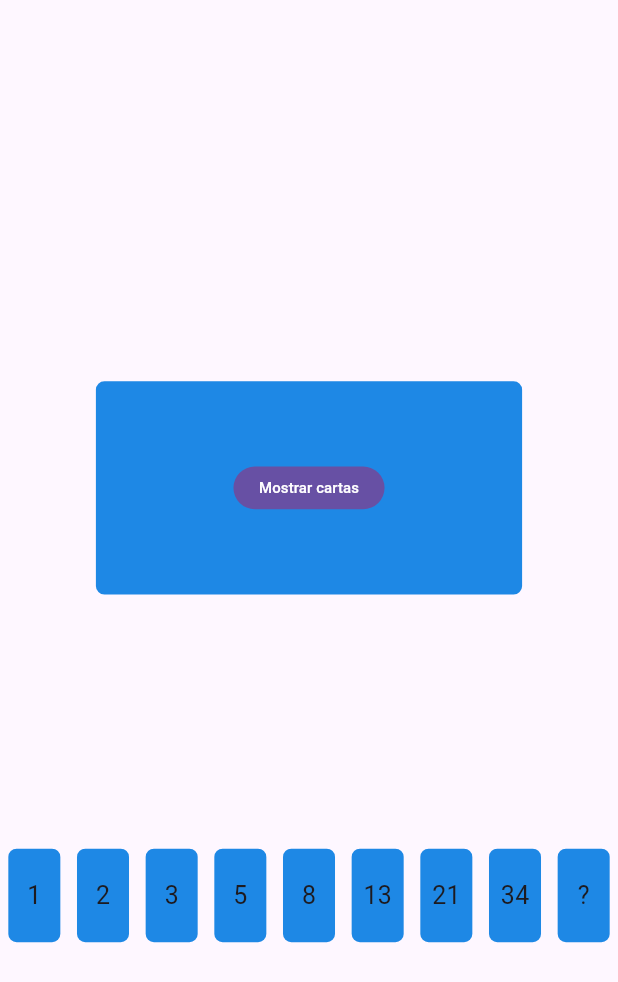
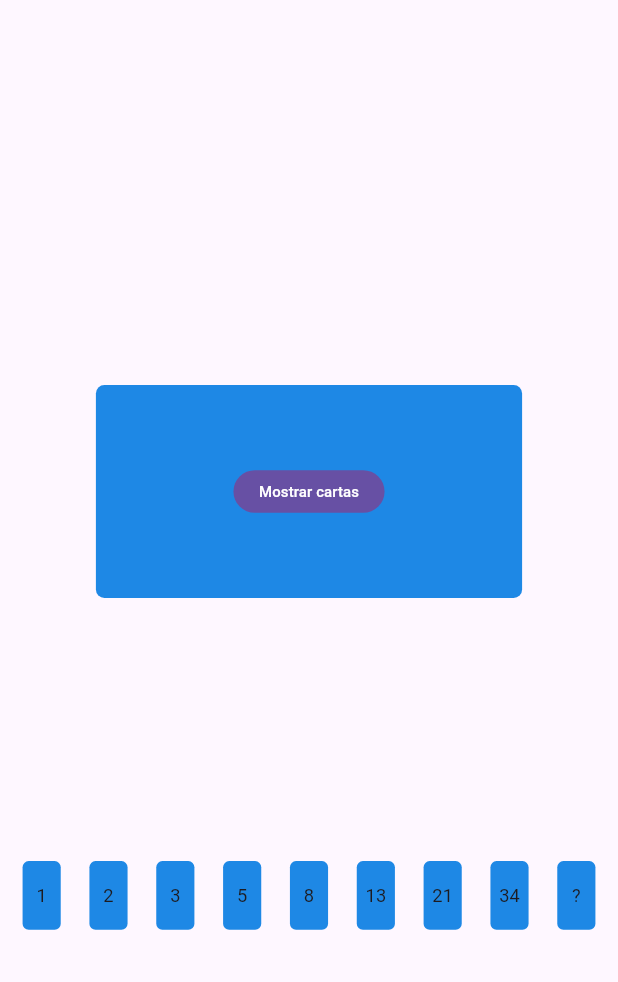
Before and after one commit to flutter-web-playground/planning_poker, a Flutter app: the screen it shows after launch, after a tap on "Procurar", on a phone screen of 412 x 824 dp. Shown: the top 982 px of the screen. Run offline on Flutter 3.47's test engine with Material 3 defaults, Android fonts, the phone set to English and light mode, and no system bars; our stand-ins replace firebase_auth, firebase_core, firebase_database; accounts and stored records are empty; network calls fail; statements that could not run were skipped.

Commit message:
feat(SelectedCards): Change to use new widget to selected card
- Change to statefullwidget to update the state of the cards
- Surround into a sizedBox to avoid visual changes when cards change his
  sizes and rebuild the page

```diff
--- a/lib/view/widgets/select_cards_widgets.dart
+++ b/lib/view/widgets/select_cards_widgets.dart
@@ -1,27 +1,44 @@
 import 'package:flutter/material.dart';
 import 'package:planning_poker/core/constants.dart';
-import 'package:planning_poker/view/widgets/front_card_widget.dart';
+import 'package:planning_poker/view/widgets/selectable_card_widget.dart';
 
-class SelectCardWidget extends StatelessWidget {
+class SelectCardWidget extends StatefulWidget {
   const SelectCardWidget({super.key});
+
+  @override
+  State<SelectCardWidget> createState() => _SelectCardWidgetState();
+}
+
+class _SelectCardWidgetState extends State<SelectCardWidget> {
+  int selected = -1;
 
   @override
   Widget build(BuildContext context) {
     return FittedBox(
       fit: BoxFit.fill,
+      child: SizedBox(
+        height: kCardHeight * 1.5,
+        width: kCardHeight * cardList.length,
         child: Row(
           mainAxisAlignment: MainAxisAlignment.spaceEvenly,
           children: List.generate(cardList.length, (index) {
             return Padding(
               padding: const EdgeInsets.all(8.0),
-            child: FrontCardWidget(
-              width: kCardWidth,
-              height: kCardHeight,
-              value: cardList[index],
+              child: GestureDetector(
+                onTap: () {
+                  setState(() {
+                    selected = index == selected ? -1 : index;
+                  });
+                },
+                child: SelectableCardWidget(
+                  selected: index == selected,
+                  card: cardList[index],
+                ),
               ),
             );
           }),
         ),
+      ),
     );
   }
 }
```
Lines whose indentation alone changed are shown as unchanged.
